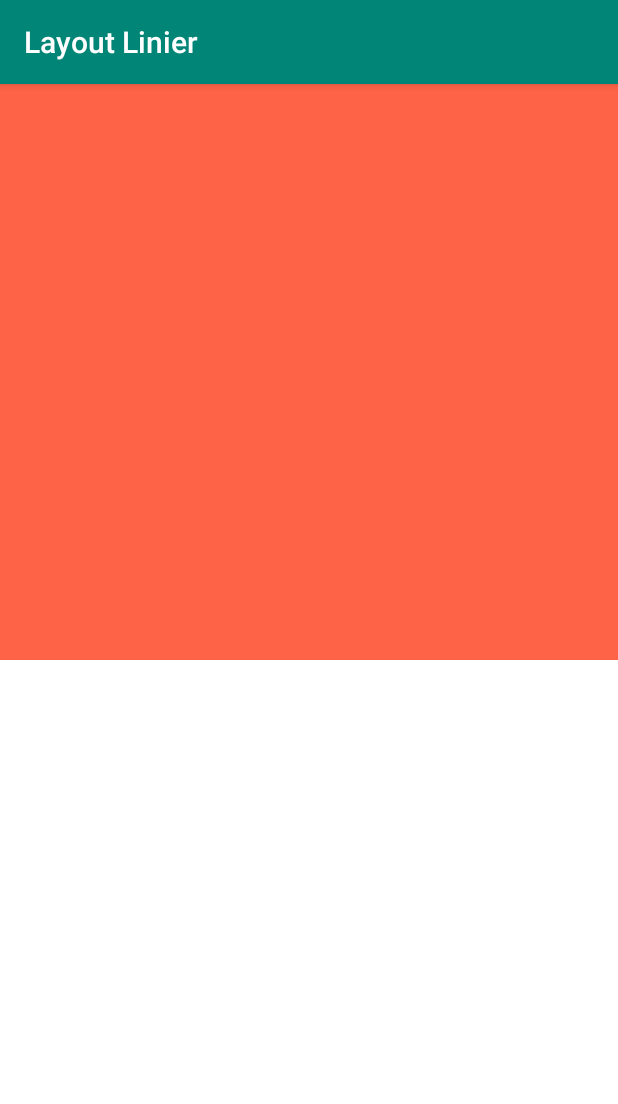
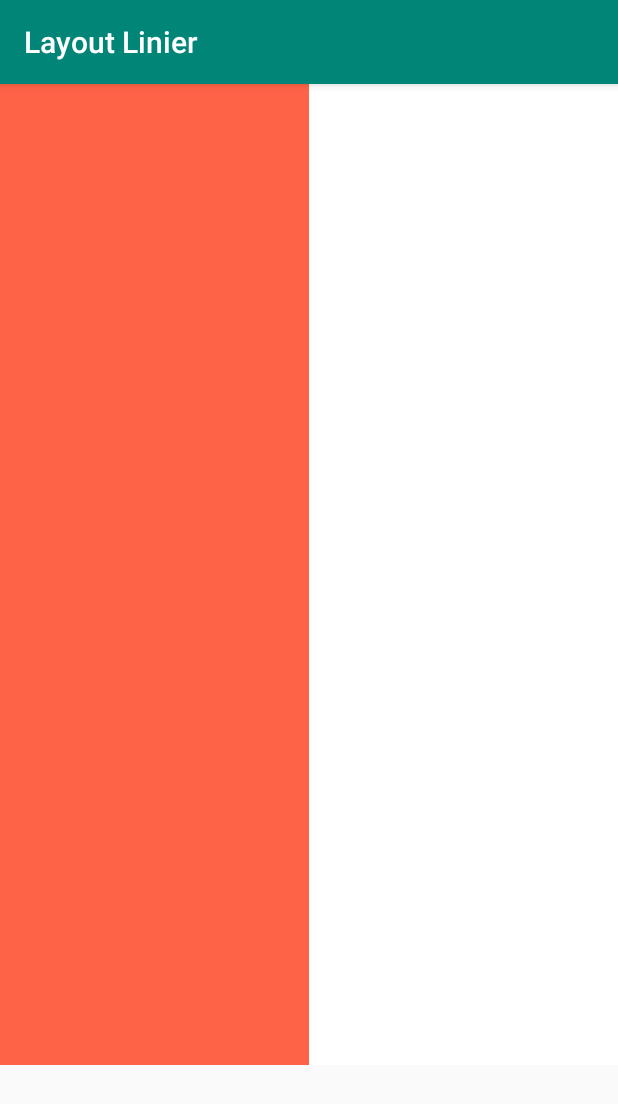
Before and after one commit to pemrograman-mobile-2019/02-linear-layout-NurmaSilviyanti25, an Android app: the screen it shows after launch (MainActivity), on a phone screen of 412 x 824 dp. Shown: the top 1104 px of the screen. Run offline under Robolectric (Android 15) with nearby library versions, the phone set to English and light mode, and no system bars.

Commit message:
Merubah Menjadi Horizontal

```diff
--- a/app/src/main/res/layout/activity_main.xml
+++ b/app/src/main/res/layout/activity_main.xml
@@ -3,21 +3,21 @@
     xmlns:app="http://schemas.android.com/apk/res-auto"
     xmlns:tools="http://schemas.android.com/tools"
     android:layout_width="match_parent"
-    android:orientation="vertical"
+    android:orientation="horizontal"
     android:weightSum="2"
     android:layout_height="match_parent"
     tools:context=".MainActivity">
 
     <LinearLayout
         android:layout_width="match_parent"
-        android:layout_height="0dp"
+        android:layout_height="654dp"
         android:layout_weight="1"
         android:background="#FF6347">
 
     </LinearLayout>
     <LinearLayout
         android:layout_width="match_parent"
-        android:layout_height="0dp"
+        android:layout_height="654dp"
         android:layout_weight="1"
         android:background="#FFFFFF">
 
```
